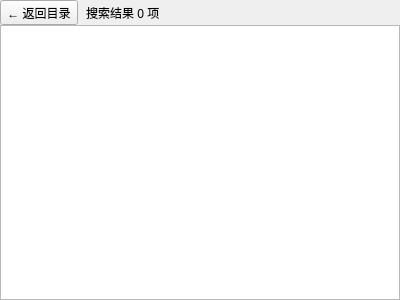
Before: the Qt Designer form formpagefilterdfiles.ui in lujiajingcn/FileMarker, drawn with Qt 5.
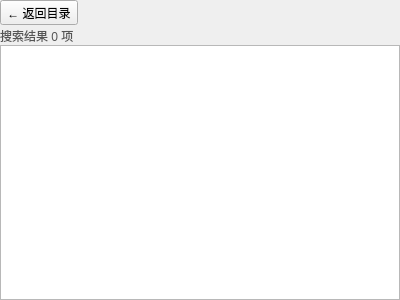
After: the same form once the commit is applied.

Commit message:
搜索结果页顶部改成两行：返回按钮单独一行，统计信息在下一行
按要求把结果页的 topBar 从横向排列（按钮 + 统计文字同一行）改成纵向排列：
第一行只放【← 返回目录】，第二行显示"搜索结果 N 项（标签：…；目录：…）（结果来源）"，
统计文字用灰色（#555）弱化，行距 2px。

Diff of the .ui file:
```diff
--- a/formpagefilterdfiles.ui
+++ b/formpagefilterdfiles.ui
@@ -30,9 +30,9 @@
     <number>0</number>
    </property>
    <item row="0" column="0">
-    <layout class="QHBoxLayout" name="topBar">
+    <layout class="QVBoxLayout" name="topBar">
      <property name="spacing">
-      <number>8</number>
+      <number>2</number>
      </property>
      <item>
       <widget class="QToolButton" name="btnBack">
@@ -49,21 +49,11 @@
        <property name="text">
         <string>搜索结果 0 项</string>
        </property>
+       <property name="styleSheet">
+        <string notr="true">color:#555;</string>
+       </property>
       </widget>
      </item>
-     <item>
-      <spacer name="spacerTop">
-       <property name="orientation">
-        <enum>Qt::Horizontal</enum>
-       </property>
-       <property name="sizeHint" stdset="0">
-        <size>
-         <width>40</width>
-         <height>20</height>
-        </size>
-       </property>
-      </spacer>
-     </item>
     </layout>
    </item>
    <item row="1" column="0">
```
